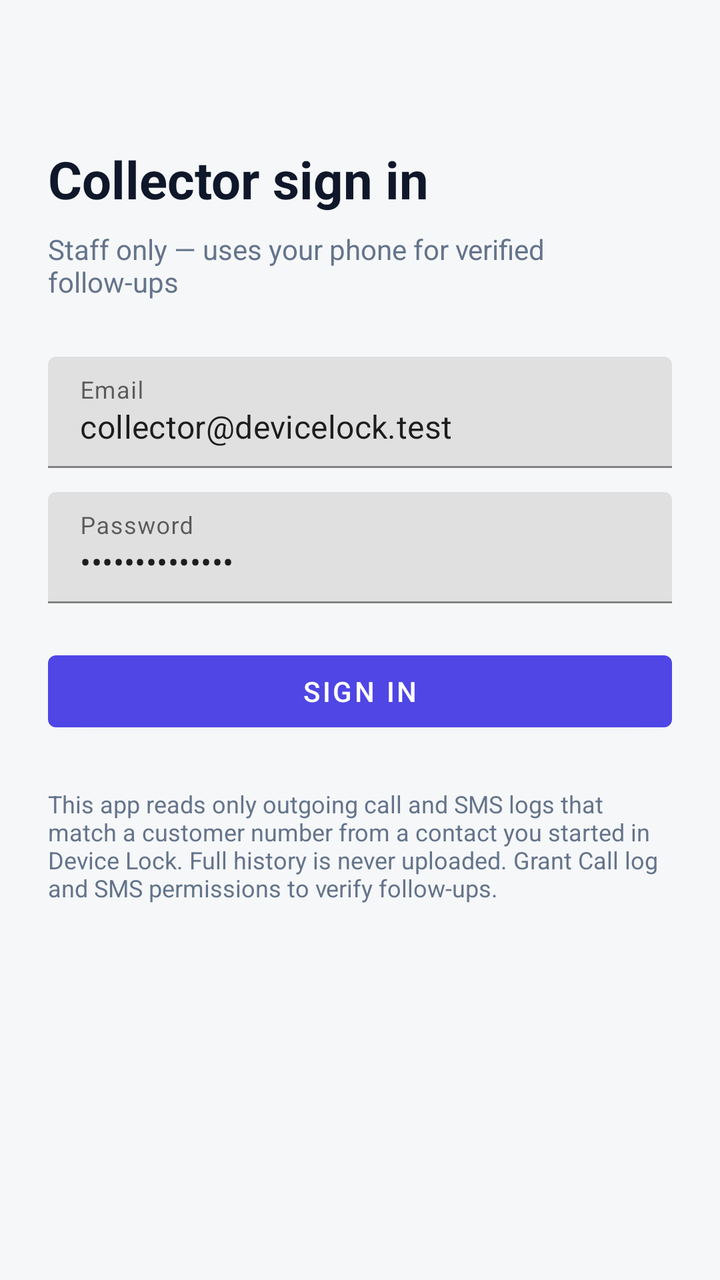
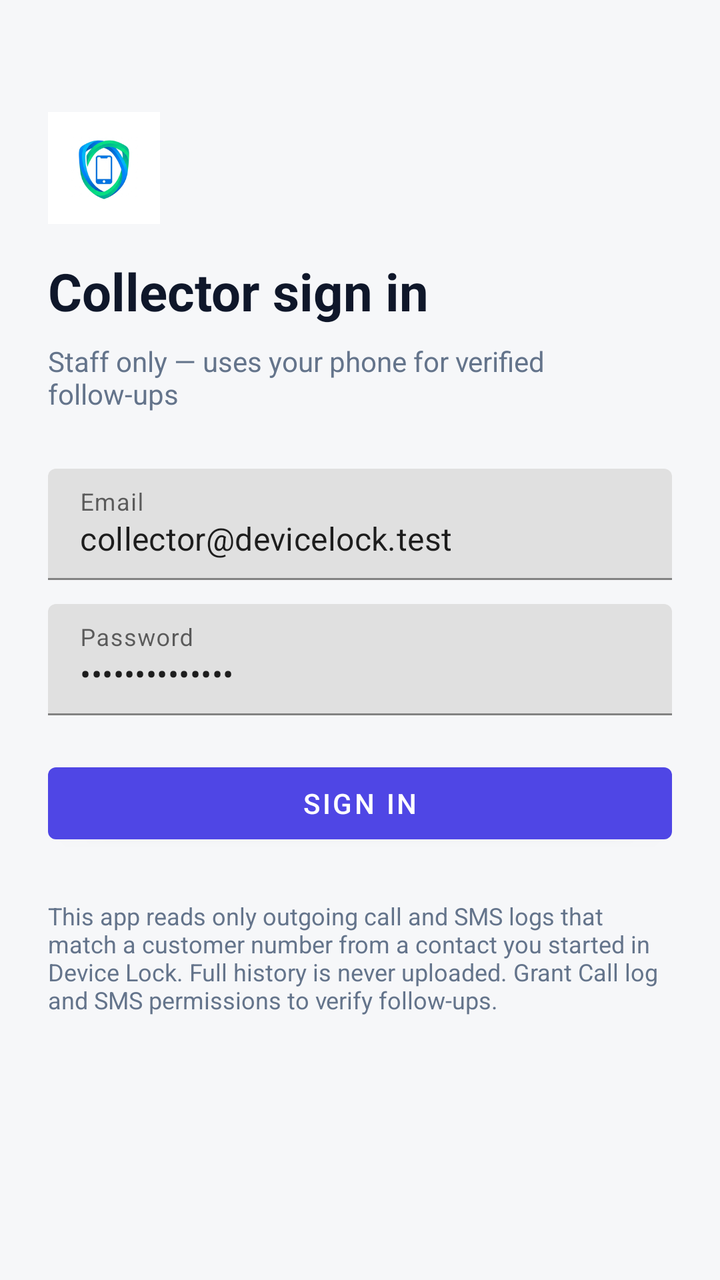

Before-and-after screenshots of an Android layout around one commit, followed by the original layout XML and the change that was made.
<!-- AndroidManifest.xml: application theme Theme.DeviceLockCollector -->
<!-- res/layout/activity_login.xml -->
<?xml version="1.0" encoding="utf-8"?>
<ScrollView xmlns:android="http://schemas.android.com/apk/res/android"
    android:layout_width="match_parent"
    android:layout_height="match_parent"
    android:fillViewport="true"
    android:background="@color/canvas">

    <LinearLayout
        android:layout_width="match_parent"
        android:layout_height="wrap_content"
        android:orientation="vertical"
        android:padding="24dp">

        <TextView
            android:layout_width="wrap_content"
            android:layout_height="wrap_content"
            android:layout_marginTop="48dp"
            android:text="@string/login_title"
            android:textColor="@color/ink"
            android:textSize="26sp"
            android:textStyle="bold" />

        <TextView
            android:layout_width="match_parent"
            android:layout_height="wrap_content"
            android:layout_marginTop="8dp"
            android:text="@string/login_subtitle"
            android:textColor="@color/muted"
            android:textSize="14sp" />

        <com.google.android.material.textfield.TextInputLayout
            android:layout_width="match_parent"
            android:layout_height="wrap_content"
            android:layout_marginTop="28dp"
            android:hint="@string/email">

            <com.google.android.material.textfield.TextInputEditText
                android:id="@+id/inputEmail"
                android:layout_width="match_parent"
                android:layout_height="wrap_content"
                android:inputType="textEmailAddress"
                android:text="collector@devicelock.test" />
        </com.google.android.material.textfield.TextInputLayout>

        <com.google.android.material.textfield.TextInputLayout
            android:layout_width="match_parent"
            android:layout_height="wrap_content"
            android:layout_marginTop="12dp"
            android:hint="@string/password">

            <com.google.android.material.textfield.TextInputEditText
                android:id="@+id/inputPassword"
                android:layout_width="match_parent"
                android:layout_height="wrap_content"
                android:inputType="textPassword"
                android:text="Collector@2026" />
        </com.google.android.material.textfield.TextInputLayout>

        <com.google.android.material.button.MaterialButton
            android:id="@+id/btnSignIn"
            android:layout_width="match_parent"
            android:layout_height="wrap_content"
            android:layout_marginTop="20dp"
            android:text="@string/sign_in" />

        <TextView
            android:id="@+id/txtError"
            android:layout_width="match_parent"
            android:layout_height="wrap_content"
            android:layout_marginTop="12dp"
            android:textColor="#E11D48"
            android:visibility="gone" />

        <TextView
            android:layout_width="match_parent"
            android:layout_height="wrap_content"
            android:layout_marginTop="24dp"
            android:text="@string/consent_body"
            android:textColor="@color/muted"
            android:textSize="12sp" />
    </LinearLayout>
</ScrollView>
<!-- resources referenced by this layout -->
<resources>
  <color name="canvas">#F6F7F9</color>
  <color name="ink">#0F172A</color>
  <color name="muted">#64748B</color>
  <string name="consent_body">This app reads only outgoing call and SMS logs that match a customer number from a contact you started in Device Lock. Full history is never uploaded. Grant Call log and SMS permissions to verify follow-ups.</string>
  <string name="email">Email</string>
  <string name="login_subtitle">Staff only — uses your phone for verified follow-ups</string>
  <string name="login_title">Collector sign in</string>
  <string name="password">Password</string>
  <string name="sign_in">Sign in</string>
  <style name="Theme.DeviceLockCollector" parent="Theme.MaterialComponents.DayNight.NoActionBar">
          <item name="colorPrimary">#4F46E5</item>
          <item name="colorPrimaryVariant">#4338CA</item>
          <item name="colorOnPrimary">@android:color/white</item>
          <item name="colorSecondary">#0F172A</item>
          <item name="android:statusBarColor">#F4F6FB</item>
          <item name="android:windowLightStatusBar">true</item>
          <item name="android:navigationBarColor">#F4F6FB</item>
      </style>
</resources>

<!-- the commit's change to res/layout/activity_login.xml (unified diff, before → after) -->
@@ -11,10 +11,17 @@
         android:orientation="vertical"
         android:padding="24dp">
 
+        <ImageView
+            android:layout_width="56dp"
+            android:layout_height="56dp"
+            android:layout_marginTop="32dp"
+            android:layout_marginBottom="16dp"
+            android:src="@drawable/brand_icon"
+            android:contentDescription="@string/app_name" />
+
         <TextView
             android:layout_width="wrap_content"
             android:layout_height="wrap_content"
-            android:layout_marginTop="48dp"
             android:text="@string/login_title"
             android:textColor="@color/ink"
             android:textSize="26sp"
<!-- resource entries referenced after the edit -->
@@ -3,6 +3,8 @@
   <color name="canvas">#F6F7F9</color>
   <color name="ink">#0F172A</color>
   <color name="muted">#64748B</color>
+  <!-- drawable brand_icon: png bitmap (drawable, 22084 bytes) -->
+  <string name="app_name">Device Lock Collector</string>
   <string name="consent_body">This app reads only outgoing call and SMS logs that match a customer number from a contact you started in Device Lock. Full history is never uploaded. Grant Call log and SMS permissions to verify follow-ups.</string>
   <string name="email">Email</string>
   <string name="login_subtitle">Staff only — uses your phone for verified follow-ups</string>
